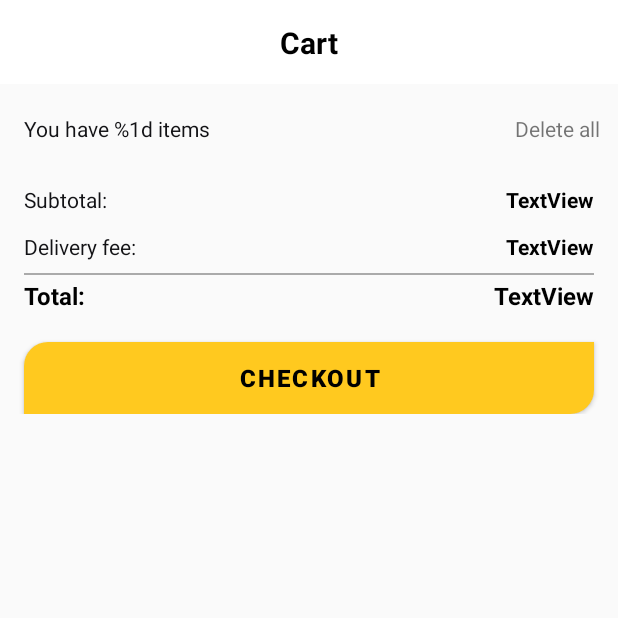
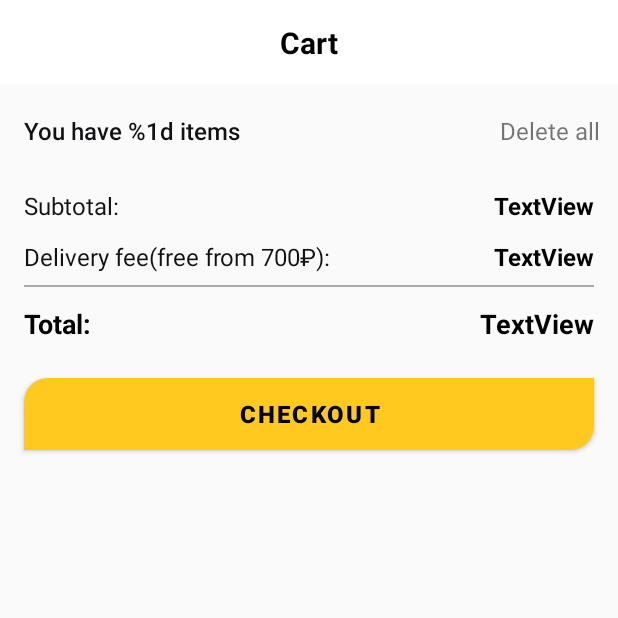
Before and after one commit to Freeezzzi/OnlineStore-app, an Android app: the fragment CartFragment shown on its own in the app's theme, on a phone screen of 412 x 824 dp, the top half of it. Run offline under Robolectric (Android 15) with nearby library versions, the phone set to English and light mode, and no system bars; libraries missing offline, so code that uses them is left out: by.kirich1409.viewbindingdelegate; 6 statements that could not run were skipped.

Commit message:
add cart data binding and lists syncronization

```diff
--- a/app/src/main/java/ru/freeezzzi/coursework/onlinestore/ui/mainpage/cart/CartListAdapter.kt
+++ b/app/src/main/java/ru/freeezzzi/coursework/onlinestore/ui/mainpage/cart/CartListAdapter.kt
@@ -7,7 +7,11 @@ import androidx.recyclerview.widget.ListAdapter
 import ru.freeezzzi.coursework.onlinestore.databinding.CartListItemBinding
 import ru.freeezzzi.coursework.onlinestore.domain.models.Product
 
-class CartListAdapter() : ListAdapter<Product, CartItemViewHolder>(DIFF_CALLBACK) {
+class CartListAdapter(
+    private val itemOnClickAction: (Product) -> Unit,
+    private val addItemAction: (Product) -> Unit,
+    private val removeItemAction: (Product) -> Unit
+) : ListAdapter<Product, CartItemViewHolder>(DIFF_CALLBACK) {
     override fun onCreateViewHolder(parent: ViewGroup, viewType: Int): CartItemViewHolder {
         val layoutInflater = LayoutInflater.from(parent.context)
         val binding = CartListItemBinding.inflate(layoutInflater, parent, false)
@@ -15,7 +19,12 @@ class CartListAdapter() : ListAdapter<Product, CartItemViewHolder>(DIFF_CALLBACK
     }
 
     override fun onBindViewHolder(holder: CartItemViewHolder, position: Int) {
-        holder.onBind(getItem(position))
+        holder.onBind(
+            product = getItem(position),
+            itemOnClickAction = itemOnClickAction,
+            addItemAction = addItemAction,
+            removeItemAction = removeItemAction
+        )
     }
 
     companion object {
--- a/app/src/main/res/layout/cart_fragment.xml
+++ b/app/src/main/res/layout/cart_fragment.xml
@@ -60,8 +60,10 @@
                 android:layout_height="wrap_content"
                 android:layout_marginStart="16dp"
                 android:layout_marginTop="20dp"
+                android:fontFamily="sans-serif-medium"
                 android:text="@string/you_have_n_items"
                 android:textColor="@color/black_custom"
+                android:textSize="16sp"
                 app:layout_constraintStart_toStartOf="parent"
                 app:layout_constraintTop_toTopOf="parent" />
 
@@ -72,6 +74,7 @@
                 android:layout_marginTop="20dp"
                 android:layout_marginEnd="12dp"
                 android:text="@string/delete_all"
+                android:textSize="16sp"
                 app:layout_constraintEnd_toEndOf="parent"
                 app:layout_constraintTop_toTopOf="parent" />
 
@@ -79,8 +82,10 @@
                 android:id="@+id/cart_recyclerview"
                 android:layout_width="match_parent"
                 android:layout_height="match_parent"
-                android:layout_marginStart="12dp"
+                android:layout_marginStart="8dp"
                 android:layout_marginTop="8dp"
+                android:layout_marginEnd="8dp"
+                app:layout_constraintEnd_toEndOf="parent"
                 app:layout_constraintStart_toStartOf="parent"
                 app:layout_constraintTop_toBottomOf="@+id/cart_itemcount" />
 
@@ -92,6 +97,7 @@
                 android:layout_marginTop="20dp"
                 android:text="@string/subtotal"
                 android:textColor="@color/black_custom"
+                android:textSize="16sp"
                 app:layout_constraintStart_toStartOf="parent"
                 app:layout_constraintTop_toBottomOf="@+id/cart_recyclerview" />
 
@@ -103,7 +109,7 @@
                 android:layout_marginEnd="16dp"
                 android:text="TextView"
                 android:textColor="@color/black"
-                android:textSize="14sp"
+                android:textSize="16sp"
                 android:textStyle="bold"
                 app:layout_constraintEnd_toEndOf="parent"
                 app:layout_constraintTop_toBottomOf="@+id/cart_recyclerview" />
@@ -116,6 +122,7 @@
                 android:layout_marginTop="12dp"
                 android:text="@string/delivery_fee"
                 android:textColor="@color/black_custom"
+                android:textSize="16sp"
                 app:layout_constraintStart_toStartOf="parent"
                 app:layout_constraintTop_toBottomOf="@+id/cart_subtotal" />
 
@@ -127,11 +134,13 @@
                 android:layout_marginEnd="16dp"
                 android:text="TextView"
                 android:textColor="@color/black"
+                android:textSize="16sp"
                 android:textStyle="bold"
                 app:layout_constraintEnd_toEndOf="parent"
                 app:layout_constraintTop_toBottomOf="@+id/cart_subtotal" />
 
             <View
+                android:id="@+id/view2"
                 android:layout_width="match_parent"
                 android:layout_height="1dp"
                 android:layout_marginStart="16dp"
@@ -150,10 +159,10 @@
                 android:layout_marginTop="12dp"
                 android:text="@string/total"
                 android:textColor="@color/black"
-                android:textSize="16sp"
+                android:textSize="18sp"
                 android:textStyle="bold"
                 app:layout_constraintStart_toStartOf="parent"
-                app:layout_constraintTop_toBottomOf="@+id/cart_deliveryfee" />
+                app:layout_constraintTop_toBottomOf="@+id/view2" />
 
             <TextView
                 android:id="@+id/cart_total_value"
@@ -163,23 +172,25 @@
                 android:layout_marginEnd="16dp"
                 android:text="TextView"
                 android:textColor="@color/black"
-                android:textSize="16sp"
+                android:textSize="18sp"
                 android:textStyle="bold"
                 app:layout_constraintEnd_toEndOf="parent"
-                app:layout_constraintTop_toBottomOf="@+id/cart_deliveryfee" />
+                app:layout_constraintTop_toBottomOf="@+id/view2" />
 
             <Button
                 android:id="@+id/cart_checkout_button"
                 android:layout_width="0dp"
                 android:layout_height="wrap_content"
                 android:layout_marginStart="16dp"
-                android:layout_marginTop="20dp"
+                android:layout_marginTop="24dp"
                 android:layout_marginEnd="16dp"
+                android:layout_marginBottom="16dp"
                 android:background="@drawable/rounded_corners_right"
                 android:text="@string/checkout"
                 android:textColor="@color/black"
                 android:textSize="16sp"
                 android:textStyle="bold"
+                app:layout_constraintBottom_toBottomOf="parent"
                 app:layout_constraintEnd_toEndOf="parent"
                 app:layout_constraintStart_toStartOf="parent"
                 app:layout_constraintTop_toBottomOf="@+id/cart_total" />
--- a/app/src/main/res/values/strings.xml
+++ b/app/src/main/res/values/strings.xml
@@ -12,7 +12,7 @@
     <string name="on_sale">On Sale</string>
     <string name="add_to_cart">Add to cart</string>
     <string name="subtotal">Subtotal:</string>
-    <string name="delivery_fee">Delivery fee:</string>
+    <string name="delivery_fee">Delivery fee(free from 700₽):</string>
     <string name="free">Free</string>
     <string name="total">Total:</string>
     <string name="checkout">Checkout</string>
```
Also changed, not shown: app/src/main/java/ru/freeezzzi/coursework/onlinestore/ui/mainpage/cart/CartFragment.kt (+34 -8 lines), app/src/main/java/ru/freeezzzi/coursework/onlinestore/ui/mainpage/cart/CartItemViewHolder.kt (+47 -1 lines), app/src/main/res/layout/cart_list_item.xml (+17 -7 lines).
